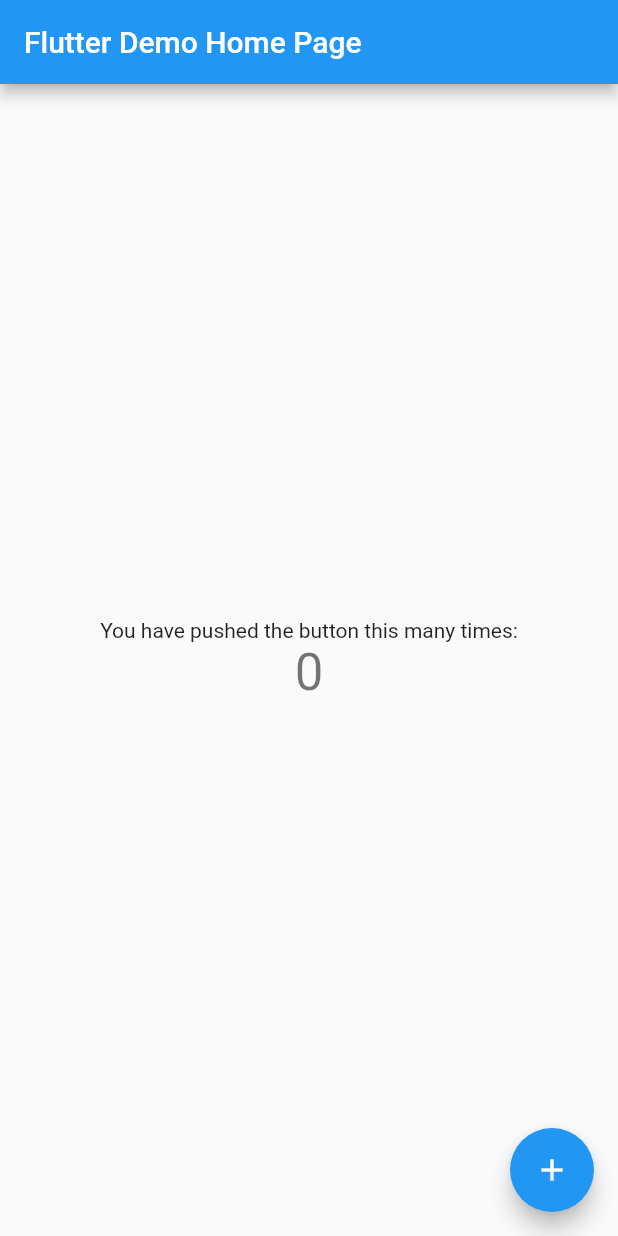
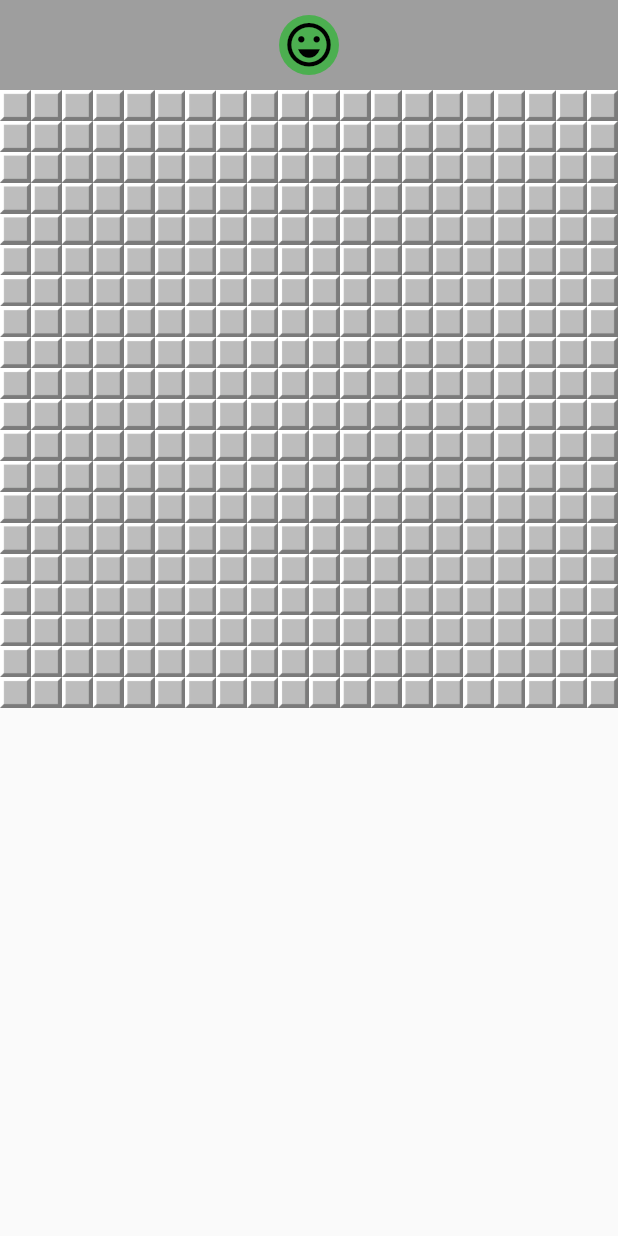
Before and after one commit to Alanssrv/campo_minado_flutter, a Flutter app: the screen it shows after launch, on a phone screen of 412 x 824 dp. Run offline on Flutter 3.47's test engine with Material 2 defaults, Android fonts, the phone set to English and light mode, and no system bars.

Commit message:
images + campo + tabuleiro

```diff
--- /dev/null
+++ b/lib/components/campo_widget.dart
@@ -0,0 +1,39 @@
+import 'package:campo_minado/models/campo.dart';
+import 'package:flutter/material.dart';
+
+class CampoWidget extends StatelessWidget {
+  final Campo campo;
+  final void Function(Campo) abrir;
+  final void Function(Campo) altenarMarcacao;
+
+  const CampoWidget({
+    required this.campo,
+    required this.abrir,
+    required this.altenarMarcacao,
+    Key? key,
+  }) : super(key: key);
+
+  Widget _getImage() {
+    int qtdMinas = campo.qtdMinasVizinhanca;
+    if (campo.aberto && campo.minado && campo.explodido) {
+      return Image.asset("assets/images/bomba_0.jpeg");
+    } else if (campo.aberto && campo.minado) {
+      return Image.asset("assets/images/bomba_1.jpeg");
+    } else if (campo.aberto) {
+      return Image.asset("assets/images/aberto_$qtdMinas.jpeg");
+    } else if (campo.marcado) {
+      return Image.asset("assets/images/bandeira.jpeg");
+    } else {
+      return Image.asset("assets/images/fechado.jpeg");
+    }
+  }
+
+  @override
+  Widget build(BuildContext context) {
+    return InkWell(
+      onTap: () => abrir(campo),
+      onLongPress: () => altenarMarcacao(campo),
+      child: _getImage(),
+    );
+  }
+}
--- /dev/null
+++ b/lib/components/resultado_widget.dart
@@ -0,0 +1,61 @@
+import 'package:flutter/material.dart';
+
+class ResultadoWidget extends StatelessWidget implements PreferredSizeWidget {
+  final bool? venceu;
+  final Function reiniciar;
+
+  ResultadoWidget({
+    required this.venceu,
+    required this.reiniciar,
+    Key? key,
+  }) : super(key: key);
+
+  Color _getCor() {
+    if (venceu == null) {
+      return Colors.yellow;
+    } else if (venceu!) {
+      return Colors.green;
+    } else {
+      return Colors.red;
+    }
+  }
+
+  IconData _getIcon() {
+    if (venceu == null) {
+      return Icons.sentiment_satisfied;
+    } else if (venceu!) {
+      return Icons.sentiment_very_satisfied;
+    } else {
+      return Icons.sentiment_very_dissatisfied;
+    }
+  }
+
+  @override
+  Widget build(BuildContext context) {
+    return Container(
+      color: Colors.grey,
+      child: SafeArea(
+        child: Container(
+          padding: const EdgeInsets.all(10),
+          child: CircleAvatar(
+            backgroundColor: _getCor(),
+            child: IconButton(
+              padding: const EdgeInsets.all(0),
+              icon: Icon(
+                _getIcon(),
+                color: Colors.black,
+                size: 35,
+              ),
+              onPressed: () {
+                reiniciar();
+              },
+            ),
+          ),
+        ),
+      ),
+    );
+  }
+
+  @override
+  Size get preferredSize => const Size.fromHeight(120);
+}
--- /dev/null
+++ b/lib/components/tabuleiro_widget.dart
@@ -0,0 +1,33 @@
+import 'package:campo_minado/components/campo_widget.dart';
+import 'package:campo_minado/models/campo.dart';
+import 'package:campo_minado/models/tabuleiro.dart';
+import 'package:flutter/material.dart';
+
+class TabuleiroWidget extends StatelessWidget {
+  final Tabuleiro tabuleiro;
+  final void Function(Campo) abrir;
+  final void Function(Campo) altenarMarcacao;
+
+  const TabuleiroWidget({
+    required this.tabuleiro,
+    required this.abrir,
+    required this.altenarMarcacao,
+    Key? key,
+  }) : super(key: key);
+
+  @override
+  Widget build(BuildContext context) {
+    return Container(
+      child: GridView.count(
+        crossAxisCount: tabuleiro.colunas,
+        children: tabuleiro.campos
+            .map((campo) => CampoWidget(
+                  campo: campo,
+                  abrir: abrir,
+                  altenarMarcacao: altenarMarcacao,
+                ))
+            .toList(),
+      ),
+    );
+  }
+}
--- a/lib/main.dart
+++ b/lib/main.dart
@@ -1,67 +1,6 @@
+import 'package:campo_minado/screens/campo_minado_app.dart';
 import 'package:flutter/material.dart';
 
 void main() {
-  runApp(const MyApp());
+  runApp(const CampoMinadoApp());
 }
-
-class MyApp extends StatelessWidget {
-  const MyApp({Key? key}) : super(key: key);
-
-  @override
-  Widget build(BuildContext context) {
-    return MaterialApp(
-      title: 'Flutter Demo',
-      theme: ThemeData(
-        primarySwatch: Colors.blue,
-      ),
-      home: const MyHomePage(title: 'Flutter Demo Home Page'),
-    );
-  }
-}
-
-class MyHomePage extends StatefulWidget {
-  const MyHomePage({Key? key, required this.title}) : super(key: key);
-
-  final String title;
-
-  @override
-  State<MyHomePage> createState() => _MyHomePageState();
-}
-
-class _MyHomePageState extends State<MyHomePage> {
-  int _counter = 0;
-
-  void _incrementCounter() {
-    setState(() {
-      _counter++;
-    });
-  }
-
-  @override
-  Widget build(BuildContext context) {
-    return Scaffold(
-      appBar: AppBar(
-        title: Text(widget.title),
-      ),
-      body: Center(
-        child: Column(
-          mainAxisAlignment: MainAxisAlignment.center,
-          children: <Widget>[
-            const Text(
-              'You have pushed the button this many times:',
-            ),
-            Text(
-              '$_counter',
-              style: Theme.of(context).textTheme.headline4,
-            ),
-          ],
-        ),
-      ),
-      floatingActionButton: FloatingActionButton(
-        onPressed: _incrementCounter,
-        tooltip: 'Increment',
-        child: const Icon(Icons.add),
-      ),
-    );
-  }
-}
--- /dev/null
+++ b/lib/screens/campo_minado_app.dart
@@ -0,0 +1,44 @@
+import 'package:campo_minado/components/resultado_widget.dart';
+import 'package:campo_minado/components/tabuleiro_widget.dart';
+import 'package:campo_minado/models/campo.dart';
+import 'package:campo_minado/models/tabuleiro.dart';
+import 'package:flutter/material.dart';
+
+class CampoMinadoApp extends StatelessWidget {
+  const CampoMinadoApp({Key? key}) : super(key: key);
+
+  void _reiniciar() {
+    print('reinicar');
+  }
+
+  void _abrir(Campo campo) {
+    print('_abrir');
+  }
+
+  void _alternarMarcacao(Campo campo) {
+    print('_alternarMarcacao');
+  }
+
+  @override
+  Widget build(BuildContext context) {
+    return MaterialApp(
+      home: Scaffold(
+        appBar: ResultadoWidget(
+          venceu: true,
+          reiniciar: _reiniciar,
+        ),
+        body: Container(
+          child: TabuleiroWidget(
+            tabuleiro: Tabuleiro(
+              linhas: 20,
+              colunas: 20,
+              qtdBombas: 0,
+            ),
+            abrir: _abrir,
+            altenarMarcacao: _alternarMarcacao,
+          ),
+        ),
+      ),
+    );
+  }
+}
```
Also changed, not shown: pubspec.yaml (+14 -3 lines), assets/images/aberto_0.jpeg (added), assets/images/aberto_1.jpeg (added), assets/images/aberto_2.jpeg (added), assets/images/aberto_3.jpeg (added), assets/images/aberto_4.jpeg (added), assets/images/aberto_5.jpeg (added), assets/images/aberto_6.jpeg (added), assets/images/aberto_7.jpeg (added), assets/images/aberto_8.jpeg (added), assets/images/bandeira.jpeg (added), assets/images/bomba_0.jpeg (added), assets/images/bomba_1.jpeg (added), assets/images/fechado.jpeg (added).
